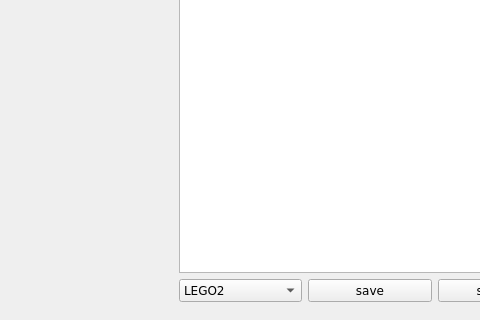
Qt form tools/postAnalysis/photonTravelTime/MainWindow.ui (bastianbeischer/analysis) before a commit; both pictures show x 511 to 991 and y 317 to 637 of the 1090 by 637 pixel window.
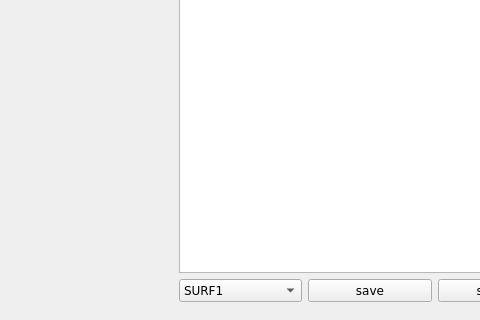
The same form after that commit. Custom widgets are drawn as their Qt base class.

Diff of the .ui file:
```diff
--- a/tools/postAnalysis/photonTravelTime/MainWindow.ui
+++ b/tools/postAnalysis/photonTravelTime/MainWindow.ui
@@ -122,7 +122,12 @@
            </property>
            <item>
             <property name="text">
-             <string>LEGO2</string>
+             <string>SURF1</string>
+            </property>
+           </item>
+           <item>
+            <property name="text">
+             <string>LEGO E</string>
             </property>
            </item>
            <item>
```
Left out of the diff: 5 changed lines with no effect on the pictures.
